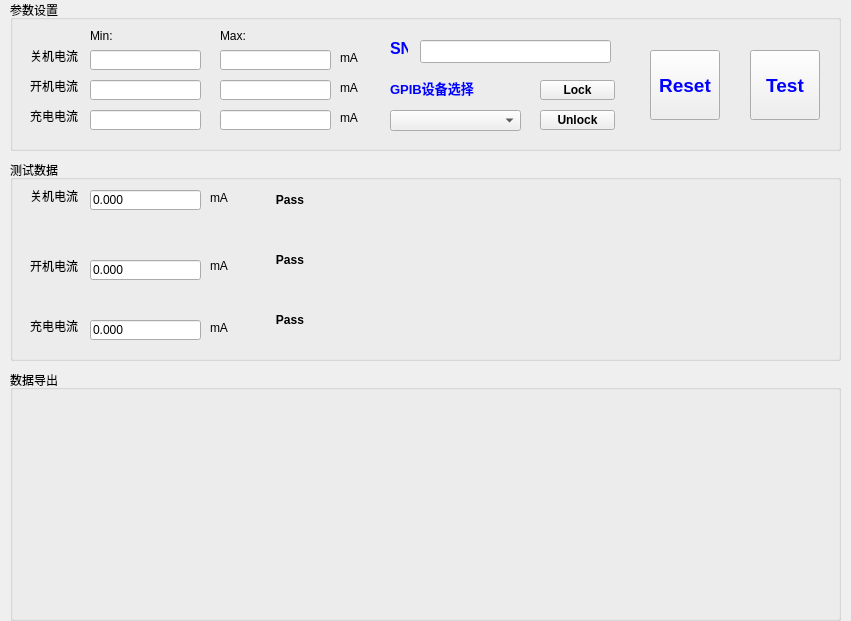
This is project/Harman_T500/currentform.ui in happyrabbit456/Qt5_dev as Qt 5 draws it before an edit. The edited form follows.
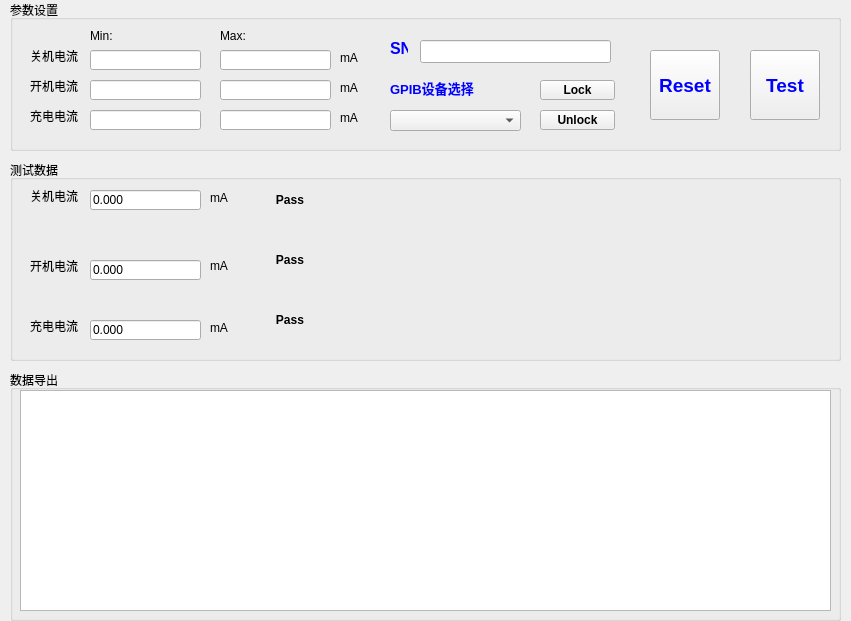
This is the edited form.

```diff
--- a/project/Harman_T500/currentform.ui
+++ b/project/Harman_T500/currentform.ui
@@ -582,6 +582,16 @@
    <property name="title">
     <string>数据导出</string>
    </property>
+   <widget class="QTableView" name="tableView">
+    <property name="geometry">
+     <rect>
+      <x>10</x>
+      <y>20</y>
+      <width>811</width>
+      <height>221</height>
+     </rect>
+    </property>
+   </widget>
   </widget>
  </widget>
  <resources/>
```
